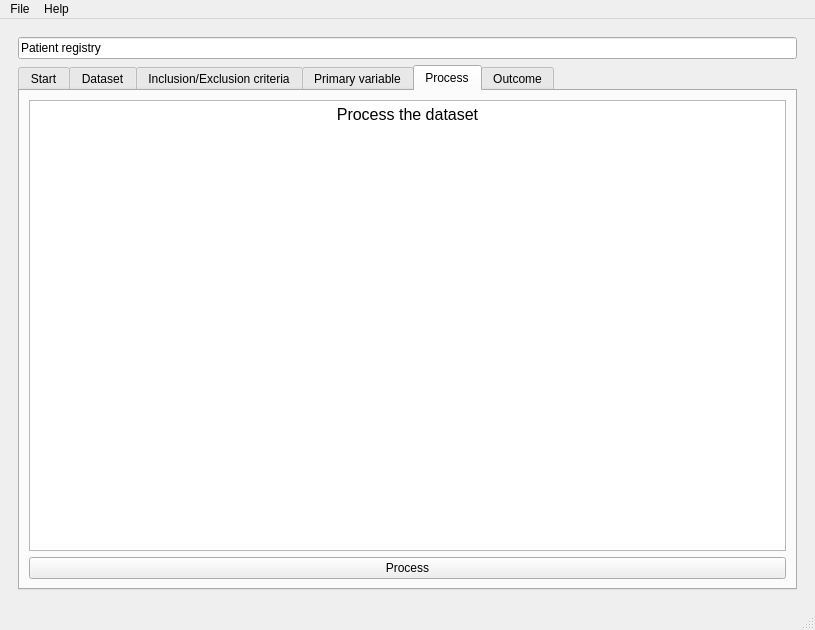
Old version of the form ui/interface.ui in the repository diegotxegp/hamelin.
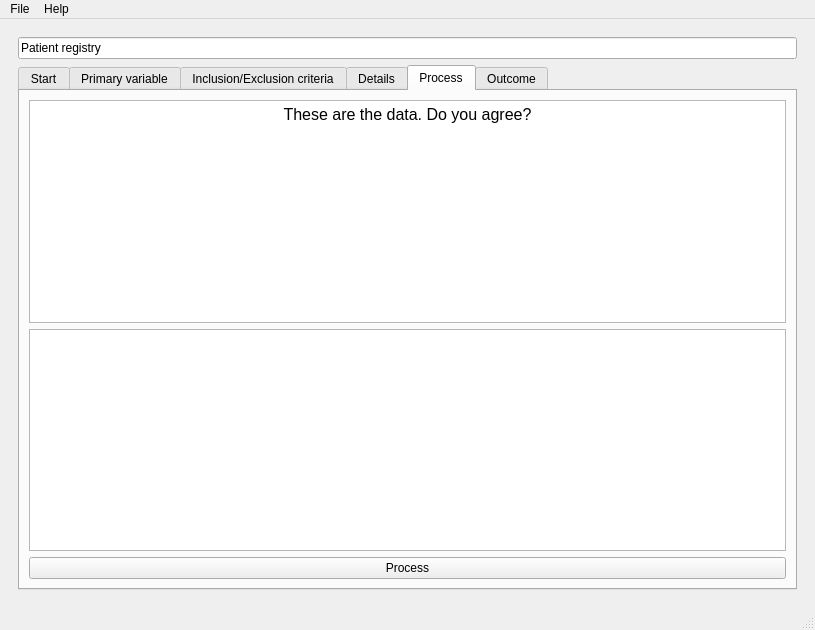
New version of the form. The open tabs and pages were chosen to show the change.

What changed in the file:
```diff
--- a/ui/interface.ui
+++ b/ui/interface.ui
@@ -281,9 +281,9 @@
             </item>
            </layout>
           </widget>
-          <widget class="QWidget" name="tab_registry_dataset">
+          <widget class="QWidget" name="tab_registry_variable">
            <attribute name="title">
-            <string>Dataset</string>
+            <string>Primary variable</string>
            </attribute>
            <layout class="QGridLayout" name="gridLayout_9">
             <item row="0" column="0">
@@ -347,9 +347,9 @@
             </item>
            </layout>
           </widget>
-          <widget class="QWidget" name="tab_registry_variable">
+          <widget class="QWidget" name="tab_registry_details">
            <attribute name="title">
-            <string>Primary variable</string>
+            <string>Details</string>
            </attribute>
            <layout class="QGridLayout" name="gridLayout_11">
             <item row="0" column="0">
@@ -386,30 +386,33 @@
             <string>Process</string>
            </attribute>
            <layout class="QGridLayout" name="gridLayout_12">
-            <item row="0" column="0">
-             <widget class="QTextEdit" name="textEdit_registry_process">
-              <property name="readOnly">
-               <bool>true</bool>
-              </property>
-              <property name="html">
-               <string>&lt;!DOCTYPE HTML PUBLIC &quot;-//W3C//DTD HTML 4.0//EN&quot; &quot;http://www.w3.org/TR/REC-html40/strict.dtd&quot;&gt;
-&lt;html&gt;&lt;head&gt;&lt;meta name=&quot;qrichtext&quot; content=&quot;1&quot; /&gt;&lt;meta charset=&quot;utf-8&quot; /&gt;&lt;style type=&quot;text/css&quot;&gt;
-p, li { white-space: pre-wrap; }
-hr { height: 1px; border-width: 0; }
-li.unchecked::marker { content: &quot;\2610&quot;; }
-li.checked::marker { content: &quot;\2612&quot;; }
-&lt;/style&gt;&lt;/head&gt;&lt;body style=&quot; font-family:'Sans Serif'; font-size:9pt; font-weight:400; font-style:normal;&quot;&gt;
-&lt;p align=&quot;center&quot; style=&quot; margin-top:0px; margin-bottom:0px; margin-left:0px; margin-right:0px; -qt-block-indent:0; text-indent:0px;&quot;&gt;&lt;span style=&quot; font-size:12pt;&quot;&gt;Process the dataset&lt;/span&gt;&lt;/p&gt;&lt;/body&gt;&lt;/html&gt;</string>
-              </property>
-             </widget>
-            </item>
-            <item row="1" column="0">
+            <item row="2" column="0">
              <widget class="QPushButton" name="pushButton_registry_process">
               <property name="text">
                <string>Process</string>
               </property>
              </widget>
             </item>
+            <item row="0" column="0">
+             <widget class="QTextEdit" name="textEdit_registry_process">
+              <property name="readOnly">
+               <bool>true</bool>
+              </property>
+              <property name="html">
+               <string>&lt;!DOCTYPE HTML PUBLIC &quot;-//W3C//DTD HTML 4.0//EN&quot; &quot;http://www.w3.org/TR/REC-html40/strict.dtd&quot;&gt;
+&lt;html&gt;&lt;head&gt;&lt;meta name=&quot;qrichtext&quot; content=&quot;1&quot; /&gt;&lt;meta charset=&quot;utf-8&quot; /&gt;&lt;style type=&quot;text/css&quot;&gt;
+p, li { white-space: pre-wrap; }
+hr { height: 1px; border-width: 0; }
+li.unchecked::marker { content: &quot;\2610&quot;; }
+li.checked::marker { content: &quot;\2612&quot;; }
+&lt;/style&gt;&lt;/head&gt;&lt;body style=&quot; font-family:'Sans Serif'; font-size:9pt; font-weight:400; font-style:normal;&quot;&gt;
+&lt;p align=&quot;center&quot; style=&quot; margin-top:0px; margin-bottom:0px; margin-left:0px; margin-right:0px; -qt-block-indent:0; text-indent:0px;&quot;&gt;&lt;span style=&quot; font-size:12pt;&quot;&gt;These are the data. Do you agree?&lt;/span&gt;&lt;/p&gt;&lt;/body&gt;&lt;/html&gt;</string>
+              </property>
+             </widget>
+            </item>
+            <item row="1" column="0">
+             <widget class="QTextEdit" name="textEdit_2"/>
+            </item>
            </layout>
           </widget>
           <widget class="QWidget" name="tab_registry_outcome">
```
Left out of the diff: 255 changed lines with no effect on the pictures.
